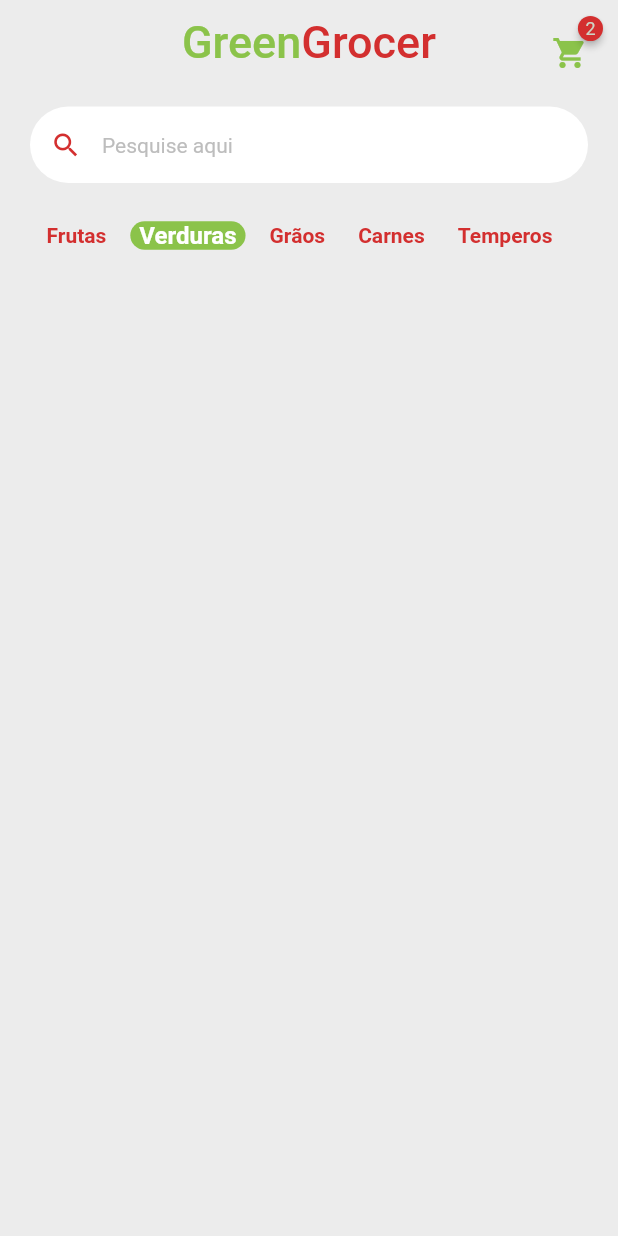
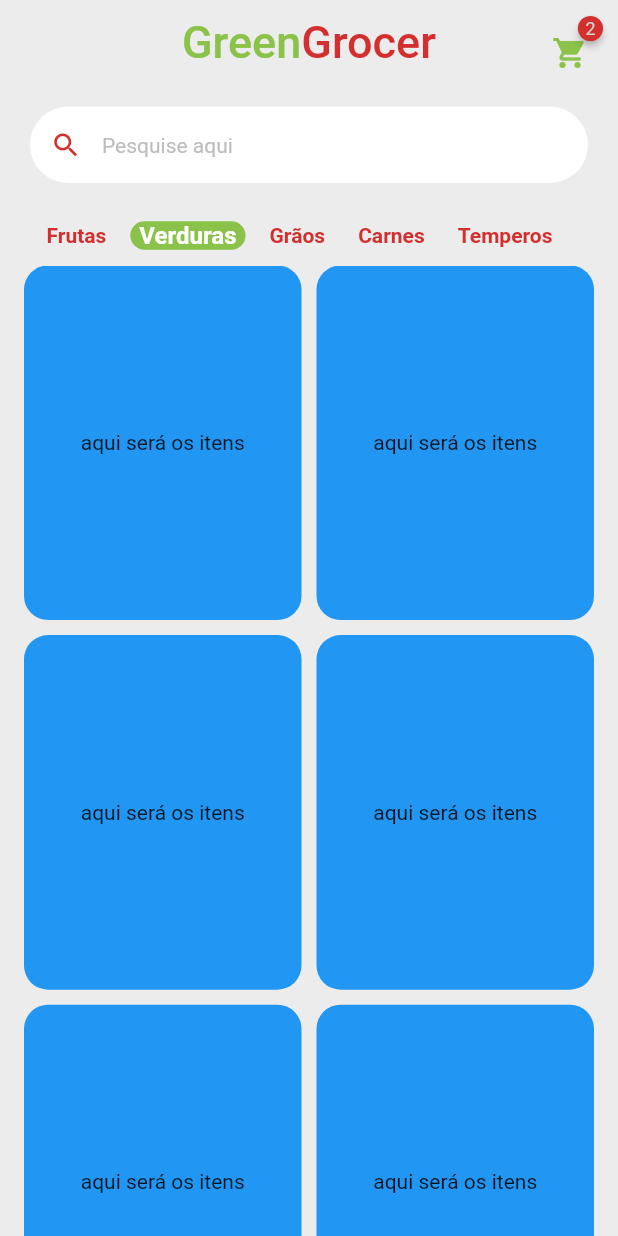
Before and after one commit to aironsg/kitanda_app, a Flutter app: the HomeTab screen opened directly, on a phone screen of 412 x 824 dp. Run offline on Flutter 3.47's test engine with Material 2 defaults, Android fonts, the phone set to English and light mode, and no system bars; drawn by our look-alikes of badges; our stand-ins replace animated_text_kit, get, mask_text_input_formatter.

Commit message:
iniciando o grid da tela Home

```diff
--- a/lib/app/src/pages/home/home_tab.dart
+++ b/lib/app/src/pages/home/home_tab.dart
@@ -113,6 +113,32 @@ class _HomeTabState extends State<HomeTab> {
           ),
 
           //grid
+
+          Expanded(
+            child: GridView.builder(
+              physics:
+                  const BouncingScrollPhysics(), //responsavel por pausar o efeito de scroll
+              padding: const EdgeInsets.fromLTRB(16, 0, 16, 16),
+              gridDelegate: const SliverGridDelegateWithFixedCrossAxisCount(
+                  crossAxisCount: 2,
+                  mainAxisSpacing: 10,
+                  crossAxisSpacing: 10,
+                  childAspectRatio: 9 / 11.5),
+              itemCount: app_data.items.length,
+              itemBuilder: (_, index) {
+                return Container(
+                  padding: const EdgeInsets.all(16.0),
+                  decoration: BoxDecoration(
+                    color: Colors.blue,
+                    borderRadius: BorderRadius.circular(16.0),
+                  ),
+                  child: Center(
+                    child: Text('aqui será os itens'),
+                  ),
+                );
+              },
+            ),
+          ),
         ],
       ),
     );
```
